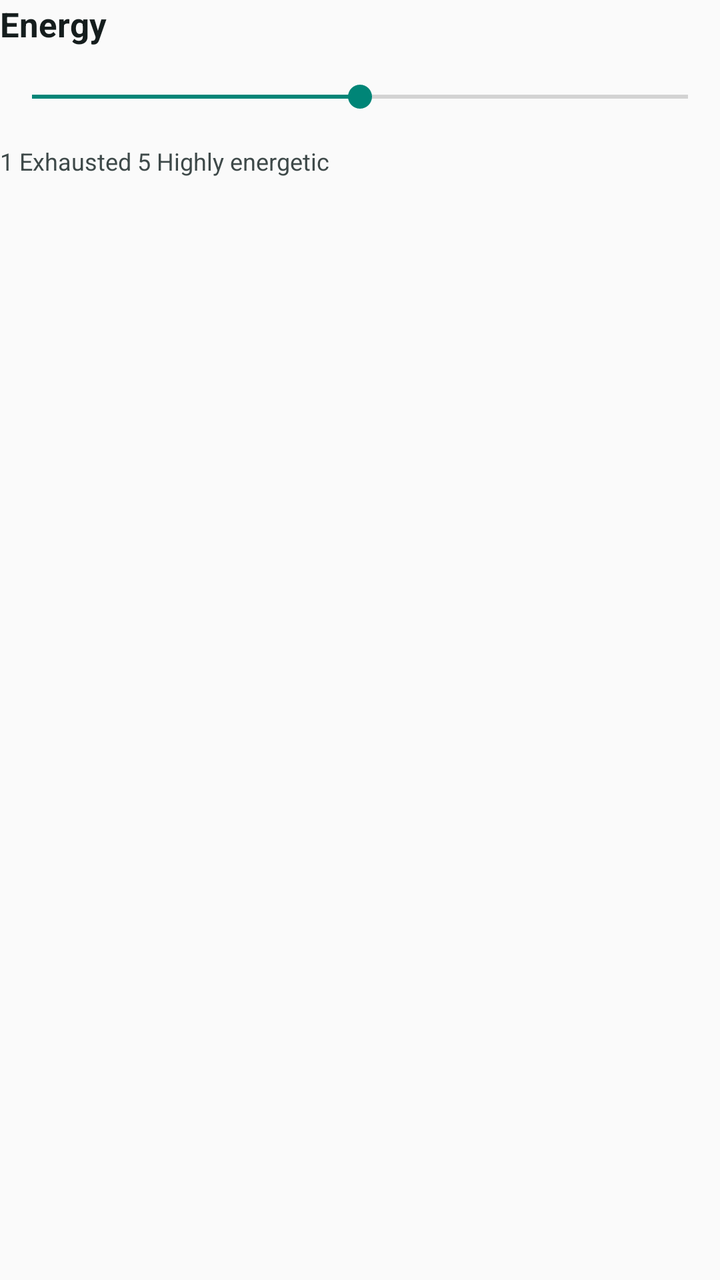
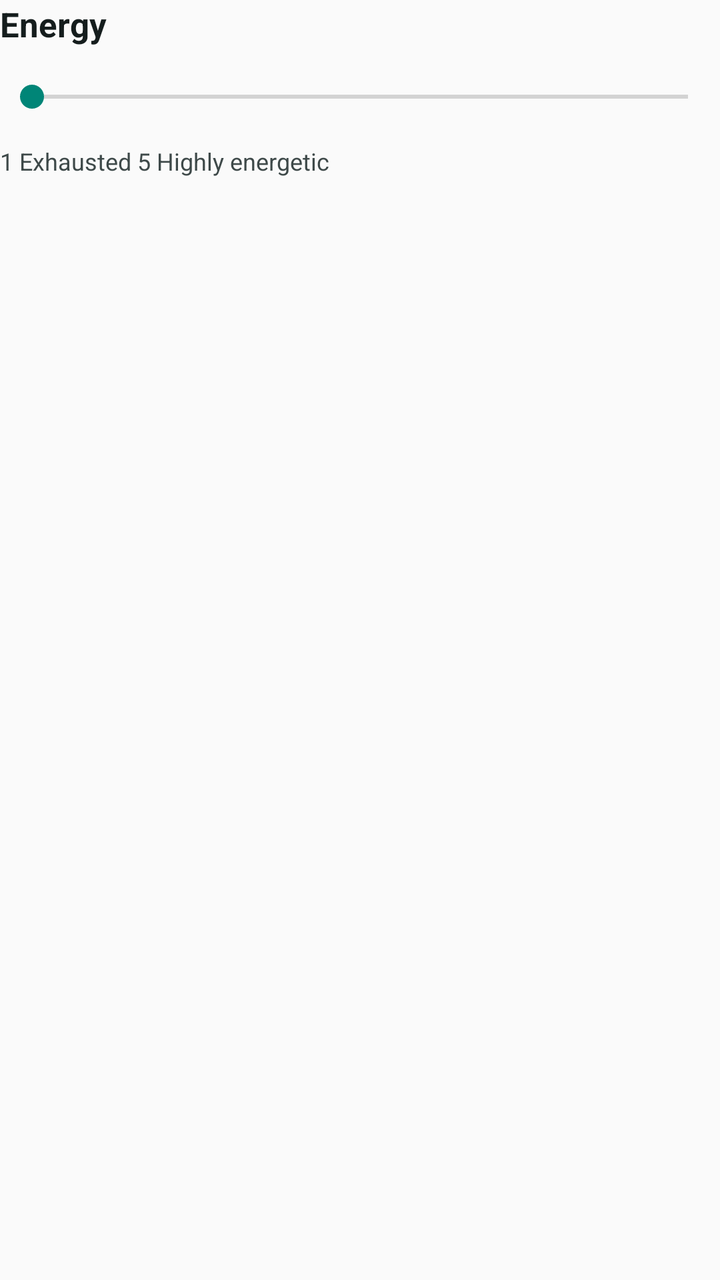

Two renders of the same Android screen: before a commit and after it. Below are the layout's source before the change and the commit's diff.
<!-- AndroidManifest.xml: application theme android:Theme.Material.Light.NoActionBar -->
<!-- res/layout/ema_slider_energy.xml -->
<LinearLayout xmlns:android="http://schemas.android.com/apk/res/android" android:layout_width="match_parent" android:layout_height="wrap_content" android:layout_marginTop="16dp" android:orientation="vertical">
    <LinearLayout android:layout_width="match_parent" android:layout_height="wrap_content" android:gravity="center_vertical">
        <TextView android:layout_width="0dp" android:layout_height="wrap_content" android:layout_weight="1" android:text="@string/ema_energy" android:textColor="#151D1D" android:textSize="17sp" android:textStyle="bold" />
        <TextView android:id="@+id/ema_energy_value" android:layout_width="40dp" android:layout_height="wrap_content" android:gravity="center" android:textSize="18sp" android:textStyle="bold" />
    </LinearLayout>
    <SeekBar android:id="@+id/ema_energy" android:layout_width="match_parent" android:layout_height="48dp" android:contentDescription="@string/ema_energy_description" android:max="5" android:min="1" android:progress="3" />
    <TextView android:layout_width="match_parent" android:layout_height="wrap_content" android:text="@string/ema_energy_scale" android:textColor="#3E4949" android:textSize="12sp" />
</LinearLayout>
<!-- resources referenced by this layout -->
<resources>
  <string name="ema_energy">Energy</string>
  <string name="ema_energy_description">Energy, 1 exhausted to 5 highly energetic</string>
  <string name="ema_energy_scale">1 Exhausted                              5 Highly energetic</string>
</resources>

<!-- the commit's change to res/layout/ema_slider_energy.xml (unified diff, before → after) -->
@@ -1,8 +1,8 @@
 <LinearLayout xmlns:android="http://schemas.android.com/apk/res/android" android:layout_width="match_parent" android:layout_height="wrap_content" android:layout_marginTop="16dp" android:orientation="vertical">
     <LinearLayout android:layout_width="match_parent" android:layout_height="wrap_content" android:gravity="center_vertical">
         <TextView android:layout_width="0dp" android:layout_height="wrap_content" android:layout_weight="1" android:text="@string/ema_energy" android:textColor="#151D1D" android:textSize="17sp" android:textStyle="bold" />
-        <TextView android:id="@+id/ema_energy_value" android:layout_width="40dp" android:layout_height="wrap_content" android:gravity="center" android:textSize="18sp" android:textStyle="bold" />
+        <TextView android:id="@+id/ema_energy_value" android:layout_width="80dp" android:layout_height="wrap_content" android:gravity="center" android:textSize="18sp" android:textStyle="bold" />
     </LinearLayout>
-    <SeekBar android:id="@+id/ema_energy" android:layout_width="match_parent" android:layout_height="48dp" android:contentDescription="@string/ema_energy_description" android:max="5" android:min="1" android:progress="3" />
+    <SeekBar android:id="@+id/ema_energy" android:layout_width="match_parent" android:layout_height="48dp" android:contentDescription="@string/ema_energy_description" android:max="5" android:min="0" android:progress="0" />
     <TextView android:layout_width="match_parent" android:layout_height="wrap_content" android:text="@string/ema_energy_scale" android:textColor="#3E4949" android:textSize="12sp" />
 </LinearLayout>
